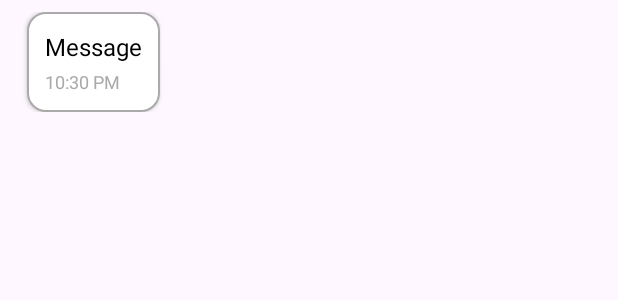
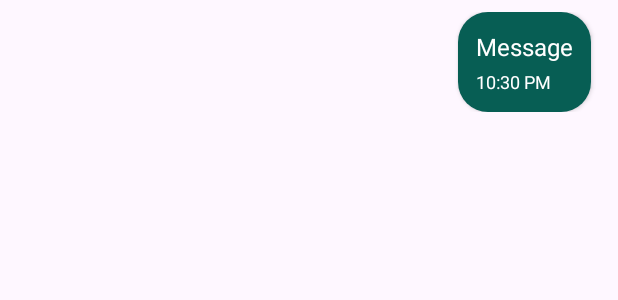
Before and after one commit to rosellerpelonia/whatsapp, an Android app: the layout item_message_sender.xml on its own in the app's theme, with its tools: preview values and no code run, on a phone screen of 412 x 824 dp. Shown: the top 300 px of the screen. Run offline under Robolectric (Android 15) with nearby library versions, the light colour scheme and no system bars.

Commit message:
change chat alignment

```diff
--- a/app/src/main/java/com/example/myapplication/activity/ChatActivity.java
+++ b/app/src/main/java/com/example/myapplication/activity/ChatActivity.java
@@ -45,6 +45,7 @@ public class ChatActivity extends AppCompatActivity {
         messageEditText = findViewById(R.id.messageEditText);
         sendButton = findViewById(R.id.sendButton);
         recyclerViewMessages = findViewById(R.id.recyclerViewMessages);
+        ImageView backButton = findViewById(R.id.backButton);
 
         userId = getIntent().getStringExtra("userId"); // Receiver's ID
         username = getIntent().getStringExtra("username");
@@ -77,6 +78,8 @@ public class ChatActivity extends AppCompatActivity {
         loadMessages();
 
         sendButton.setOnClickListener(v -> sendMessage());
+
+        backButton.setOnClickListener(v -> finish());
     }
 
     private void sendMessage() {
--- a/app/src/main/res/drawable/bg_message_receiver.xml
+++ b/app/src/main/res/drawable/bg_message_receiver.xml
@@ -2,7 +2,7 @@
 <shape xmlns:android="http://schemas.android.com/apk/res/android"
     android:shape="rectangle">
     <solid android:color="@android:color/white"/>
-    <corners android:radius="12dp"/>
+    <corners android:radius="20dp"/>
     <stroke android:width="1dp" android:color="@android:color/darker_gray"/>
-    <padding android:left="10dp" android:top="8dp" android:right="10dp" android:bottom="8dp"/>
+    <padding android:left="15dp" android:top="10dp" android:right="15dp" android:bottom="10dp"/>
 </shape>
--- a/app/src/main/res/drawable/bg_message_sender.xml
+++ b/app/src/main/res/drawable/bg_message_sender.xml
@@ -2,6 +2,6 @@
 <shape xmlns:android="http://schemas.android.com/apk/res/android"
     android:shape="rectangle">
     <solid android:color="@color/colorPrimary" />
-    <corners android:radius="12dp"/>
-    <padding android:left="10dp" android:top="8dp" android:right="10dp" android:bottom="8dp"/>
+    <corners android:radius="20dp"/>
+    <padding android:left="15dp" android:top="10dp" android:right="15dp" android:bottom="10dp"/>
 </shape>
--- a/app/src/main/res/layout/item_message_receiver.xml
+++ b/app/src/main/res/layout/item_message_receiver.xml
@@ -21,7 +21,7 @@
             android:layout_height="wrap_content"
             android:text="Message"
             android:textSize="16sp"
-            android:textColor="@android:color/black" />
+            android:textColor="@android:color/black"/>
 
         <TextView
             android:id="@+id/messageTime"
--- a/app/src/main/res/layout/item_message_sender.xml
+++ b/app/src/main/res/layout/item_message_sender.xml
@@ -1,18 +1,19 @@
+<?xml version="1.0" encoding="utf-8"?>
 <LinearLayout xmlns:android="http://schemas.android.com/apk/res/android"
     android:layout_width="match_parent"
     android:layout_height="wrap_content"
     android:orientation="horizontal"
-    android:gravity="start"
+    android:gravity="end"
     android:padding="8dp">
 
     <LinearLayout
         android:layout_width="wrap_content"
         android:layout_height="wrap_content"
-        android:background="@drawable/bg_message_receiver"
+        android:background="@drawable/bg_message_sender"
         android:padding="12dp"
         android:orientation="vertical"
         android:elevation="2dp"
-        android:layout_marginStart="10dp">
+        android:layout_marginEnd="10dp">
 
         <TextView
             android:id="@+id/messageText"
@@ -20,7 +21,7 @@
             android:layout_height="wrap_content"
             android:text="Message"
             android:textSize="16sp"
-            android:textColor="@android:color/black" />
+            android:textColor="@android:color/white"/>
 
         <TextView
             android:id="@+id/messageTime"
@@ -28,7 +29,7 @@
             android:layout_height="wrap_content"
             android:text="10:30 PM"
             android:textSize="12sp"
-            android:textColor="@android:color/darker_gray"
+            android:textColor="@android:color/white"
             android:layout_marginTop="4dp"/>
     </LinearLayout>
 </LinearLayout>
```
